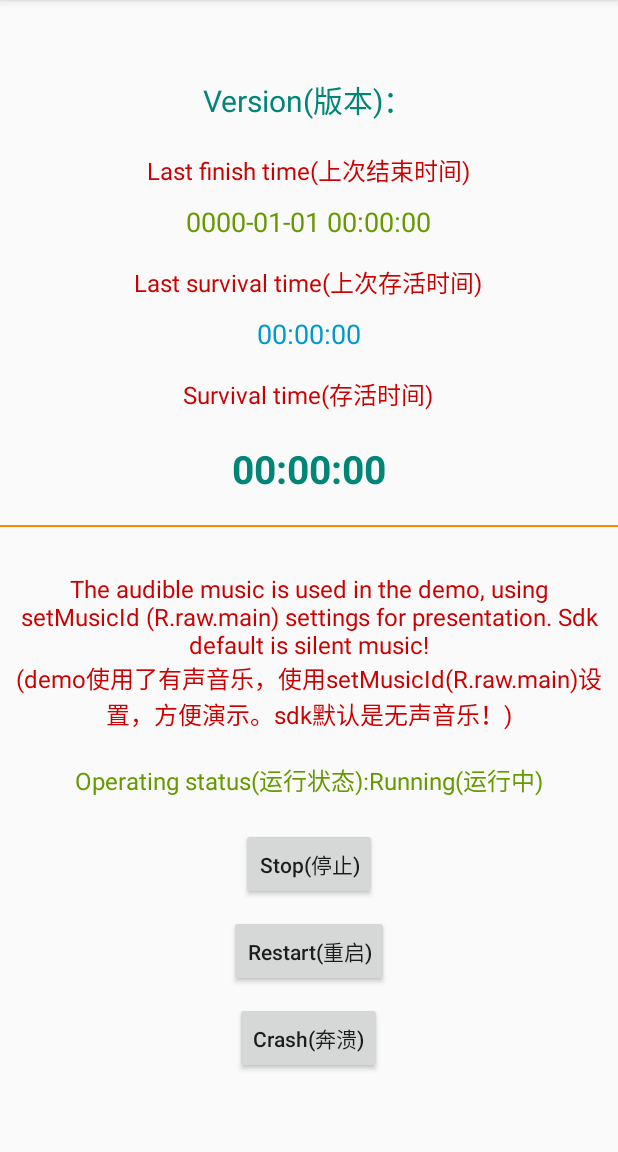
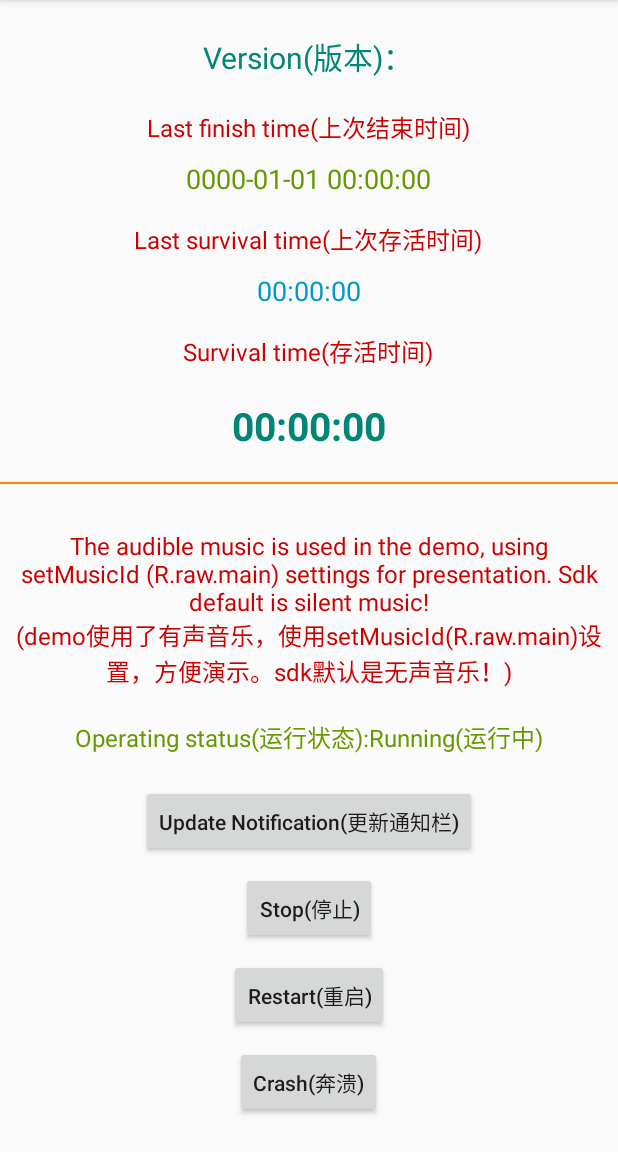
Before and after one commit to gyf-dev/Cactus, an Android app: the screen it shows after launch (MainActivity), on a phone screen of 412 x 824 dp, the part 84-1236 px from its top. Run offline under Robolectric (Android 15) with nearby library versions, the light colour scheme and no system bars; our stand-ins replace RxJava; 1 statement that could not run was skipped.

Commit message:
增加修改通知栏信息方法

```diff
--- a/cactus-sample/build.gradle
+++ b/cactus-sample/build.gradle
@@ -31,10 +31,10 @@ dependencies {
     implementation "org.jetbrains.kotlin:kotlin-reflect:$kotlin_version"
     implementation 'androidx.appcompat:appcompat:1.2.0'
     implementation 'androidx.core:core-ktx:1.3.1'
-    implementation 'androidx.constraintlayout:constraintlayout:1.1.3'
+    implementation 'androidx.constraintlayout:constraintlayout:2.0.1'
     testImplementation 'junit:junit:4.12'
-    androidTestImplementation 'androidx.test:runner:1.2.0'
-    androidTestImplementation 'androidx.test.espresso:espresso-core:3.2.0'
+    androidTestImplementation 'androidx.test:runner:1.3.0'
+    androidTestImplementation 'androidx.test.espresso:espresso-core:3.3.0'
     implementation "io.reactivex.rxjava2:rxkotlin:2.4.0"
     implementation "io.reactivex.rxjava2:rxandroid:2.1.1"
     implementation project(path: ':cactus')
--- a/cactus-sample/src/main/java/com/gyf/cactus/sample/MainActivity.kt
+++ b/cactus-sample/src/main/java/com/gyf/cactus/sample/MainActivity.kt
@@ -8,6 +8,7 @@ import android.widget.Toast
 import androidx.lifecycle.Observer
 import com.gyf.cactus.ext.cactusRestart
 import com.gyf.cactus.ext.cactusUnregister
+import com.gyf.cactus.ext.cactusUpdateNotification
 import kotlinx.android.synthetic.main.activity_main.*
 
 /**
@@ -19,6 +20,18 @@ import kotlinx.android.synthetic.main.activity_main.*
 class MainActivity : BaseActivity() {
 
     private var times = 0L
+
+    private val list = listOf(
+        Pair("今日头条", "抖音全世界通用"),
+        Pair("微博", "赵丽颖吐槽中餐厅"),
+        Pair("绿洲", "今天又是美好的一天"),
+        Pair("QQ", "好友申请"),
+        Pair("微信", "在吗？"),
+        Pair("百度地图", "新的路径规划"),
+        Pair("墨迹天气", "明日大风，注意出行"),
+        Pair("信息", "1条文本信息"),
+        Pair("手机天猫", "你关注的宝贝降价啦")
+    )
 
     companion object {
         private const val TIME = 4000L
@@ -52,6 +65,14 @@ class MainActivity : BaseActivity() {
     }
 
     private fun setListener() {
+        //更新通知栏信息
+        btnUpdate.onClick {
+            val num = (0..8).random()
+            cactusUpdateNotification {
+                setTitle(list[num].first)
+                setContent(list[num].second)
+            }
+        }
         //停止
         btnStop.onClick {
             cactusUnregister()
--- a/cactus-sample/src/main/res/layout/activity_main.xml
+++ b/cactus-sample/src/main/res/layout/activity_main.xml
@@ -105,6 +105,14 @@
             tools:ignore="HardcodedText" />
 
         <Button
+            android:id="@+id/btnUpdate"
+            android:layout_width="wrap_content"
+            android:layout_height="wrap_content"
+            android:layout_marginTop="10dp"
+            android:text="@string/update"
+            android:textAllCaps="false" />
+
+        <Button
             android:id="@+id/btnStop"
             android:layout_width="wrap_content"
             android:layout_height="wrap_content"
--- a/cactus-sample/src/main/res/values/strings.xml
+++ b/cactus-sample/src/main/res/values/strings.xml
@@ -1,6 +1,7 @@
 <resources>
     <string name="app_name">Cactus</string>
     <string name="crash">Crash(奔溃)</string>
+    <string name="update">Update Notification(更新通知栏)</string>
     <string name="stop">Stop(停止)</string>
     <string name="restart">Restart(重启)</string>
 </resources>
--- a/cactus/src/main/java/com/gyf/cactus/Cactus.kt
+++ b/cactus/src/main/java/com/gyf/cactus/Cactus.kt
@@ -39,6 +39,11 @@ class Cactus private constructor() {
      * 默认配置信息
      */
     private val mDefaultConfig = DefaultConfig()
+
+    /**
+     * 是否使用上一次保存的配置信息
+     */
+    private var mUsePreviousConfig = false
 
     companion object {
         /**
@@ -312,6 +317,16 @@ class Cactus private constructor() {
     }
 
     /**
+     * 是否使用上一次保存的配置信息
+     *
+     * @param usePreviousConfig Boolean
+     * @return Cactus
+     */
+    fun usePreviousConfig(usePreviousConfig: Boolean) = apply {
+        mUsePreviousConfig = usePreviousConfig
+    }
+
+    /**
      * 是否Debug模式，默认没有调试信息，非必传
      *
      * @param isDebug Boolean
@@ -382,10 +397,13 @@ class Cactus private constructor() {
      * @param context Context
      */
     fun register(context: Context) {
-        mCactusConfig = CactusConfig(
+        val cactusConfig = CactusConfig(
             mNotificationConfig,
             mDefaultConfig
         )
+        mCactusConfig = if (mUsePreviousConfig) {
+            context.getPreviousConfig() ?: cactusConfig
+        } else cactusConfig
         context.register(mCactusConfig)
     }
 
@@ -404,6 +422,16 @@ class Cactus private constructor() {
     fun restart(context: Context) = context.restart()
 
     /**
+     * 更新通知栏
+     *
+     * @param context Context
+     */
+    fun updateNotification(context: Context) {
+        mCactusConfig.notificationConfig = mNotificationConfig
+        context.updateNotification(mCactusConfig)
+    }
+
+    /**
      * 是否在运行
      */
     fun isRunning(context: Context) = context.isCactusRunning
--- a/cactus/src/main/java/com/gyf/cactus/entity/CactusConfig.kt
+++ b/cactus/src/main/java/com/gyf/cactus/entity/CactusConfig.kt
@@ -13,7 +13,7 @@ data class CactusConfig(
     /**
      * 通知栏信息
      */
-    val notificationConfig: NotificationConfig = NotificationConfig(),
+    var notificationConfig: NotificationConfig = NotificationConfig(),
     /**
      * 默认配置信息
      */
--- a/cactus/src/main/java/com/gyf/cactus/entity/NotificationConfig.kt
+++ b/cactus/src/main/java/com/gyf/cactus/entity/NotificationConfig.kt
@@ -50,11 +50,11 @@ data class NotificationConfig(
     /**
      * 是否隐藏 Android O以上通知栏
      */
-    var hideNotificationAfterO: Boolean = true,
+    var hideNotificationAfterO: Boolean = false,
     /**
      * 是否隐藏通知栏，对于 Android O以下有效
      */
-    var hideNotification: Boolean = true,
+    var hideNotification: Boolean = false,
     /**
      * 自定义布局
      */
@@ -79,6 +79,25 @@ data class NotificationConfig(
     @Transient
     var notificationChannel: Parcelable? = null
 ) : Parcelable {
+
+    /**
+     * 是否可以更新
+     *
+     * @param notificationConfig NotificationConfig
+     */
+    fun canUpdate(notificationConfig: NotificationConfig): Boolean {
+        val can = serviceId == notificationConfig.serviceId &&
+                channelId == notificationConfig.channelId &&
+                channelName == notificationConfig.channelName &&
+                hideNotification == notificationConfig.hideNotification &&
+                hideNotificationAfterO == notificationConfig.hideNotificationAfterO &&
+                !hideNotification && !hideNotificationAfterO
+        return if (android.os.Build.VERSION.SDK_INT >= android.os.Build.VERSION_CODES.O) {
+            can && notificationChannel == notificationConfig.notificationChannel &&
+                    notification?.channelId == notificationConfig.notification?.channelId
+        } else can
+    }
+
     constructor(source: Parcel) : this(
         source.readInt(),
         source.readString() ?: "Cactus",
--- a/cactus/src/main/java/com/gyf/cactus/ext/NotificationExt.kt
+++ b/cactus/src/main/java/com/gyf/cactus/ext/NotificationExt.kt
@@ -81,7 +81,7 @@ internal fun Service.setNotification(
  * @param notificationConfig NotificationConfig
  * @return Notification
  */
-private fun Context.getNotification(notificationConfig: NotificationConfig): Notification =
+internal fun Context.getNotification(notificationConfig: NotificationConfig): Notification =
     notificationConfig.run {
         val managerCompat = NotificationManagerCompat.from(this@getNotification)
         //构建Notification
```
Also changed, not shown: cactus/src/main/java/com/gyf/cactus/ext/CactusExt.kt (+33 -0 lines), cactus/src/main/java/com/gyf/cactus/ext/ConfigExt.kt (+10 -2 lines).
